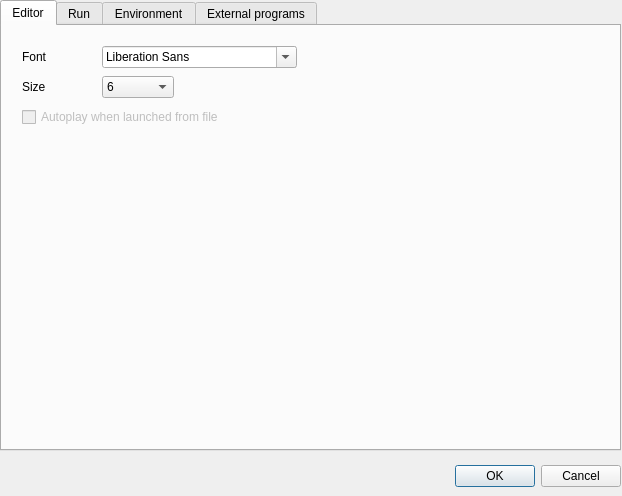
First picture: the form in src/configdialog.ui, repository CsoundQt/CsoundQt, before the edit.
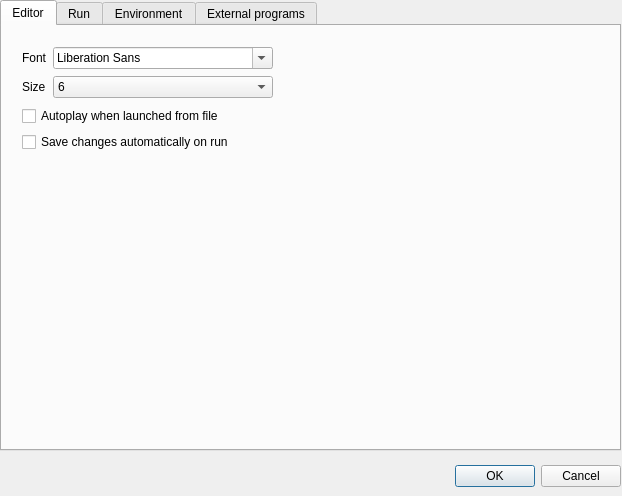
Second picture: the form after the edit.

Commit message: Added Save Changes checkbox Fixed running from the API

Diff of the .ui file:
```diff
--- a/src/configdialog.ui
+++ b/src/configdialog.ui
@@ -89,51 +89,67 @@
     <attribute name="title" >
      <string>Editor</string>
     </attribute>
-    <widget class="QFontComboBox" name="fontComboBox" >
+    <widget class="QWidget" name="" >
      <property name="geometry" >
       <rect>
-       <x>100</x>
+       <x>20</x>
+       <y>80</y>
+       <width>251</width>
+       <height>48</height>
+      </rect>
+     </property>
+     <layout class="QVBoxLayout" >
+      <item>
+       <widget class="QCheckBox" name="autoplayCheckBox" >
+        <property name="enabled" >
+         <bool>true</bool>
+        </property>
+        <property name="text" >
+         <string>Autoplay when launched from file</string>
+        </property>
+       </widget>
+      </item>
+      <item>
+       <widget class="QCheckBox" name="saveChangesCheckBox" >
+        <property name="enabled" >
+         <bool>true</bool>
+        </property>
+        <property name="text" >
+         <string>Save changes automatically on run</string>
+        </property>
+       </widget>
+      </item>
+     </layout>
+    </widget>
+    <widget class="QWidget" name="" >
+     <property name="geometry" >
+      <rect>
+       <x>20</x>
        <y>20</y>
-       <width>195</width>
-       <height>22</height>
+       <width>251</width>
+       <height>53</height>
       </rect>
      </property>
-    </widget>
+     <layout class="QGridLayout" >
+      <item row="0" column="0" >
     <widget class="QLabel" name="label" >
-     <property name="geometry" >
-      <rect>
-       <x>20</x>
-       <y>20</y>
-       <width>71</width>
-       <height>21</height>
-      </rect>
-     </property>
      <property name="text" >
       <string>Font</string>
      </property>
     </widget>
+      </item>
+      <item row="0" column="1" >
+       <widget class="QFontComboBox" name="fontComboBox" />
+      </item>
+      <item row="1" column="0" >
     <widget class="QLabel" name="label_2" >
-     <property name="geometry" >
-      <rect>
-       <x>20</x>
-       <y>50</y>
-       <width>71</width>
-       <height>21</height>
-      </rect>
-     </property>
      <property name="text" >
       <string>Size</string>
      </property>
     </widget>
+      </item>
+      <item row="1" column="1" >
     <widget class="QComboBox" name="fontSizeComboBox" >
-     <property name="geometry" >
-      <rect>
-       <x>100</x>
-       <y>50</y>
-       <width>72</width>
-       <height>22</height>
-      </rect>
-     </property>
      <property name="currentIndex" >
       <number>0</number>
      </property>
@@ -203,21 +219,8 @@
       </property>
      </item>
     </widget>
-    <widget class="QCheckBox" name="checkBox" >
-     <property name="enabled" >
-      <bool>false</bool>
-     </property>
-     <property name="geometry" >
-      <rect>
-       <x>20</x>
-       <y>80</y>
-       <width>321</width>
-       <height>22</height>
-      </rect>
-     </property>
-     <property name="text" >
-      <string>Autoplay when launched from file</string>
-     </property>
+      </item>
+     </layout>
     </widget>
    </widget>
    <widget class="QWidget" name="tab_2" >
```
Lines whose indentation alone changed are shown as unchanged. The commit also changes 4 other files.
